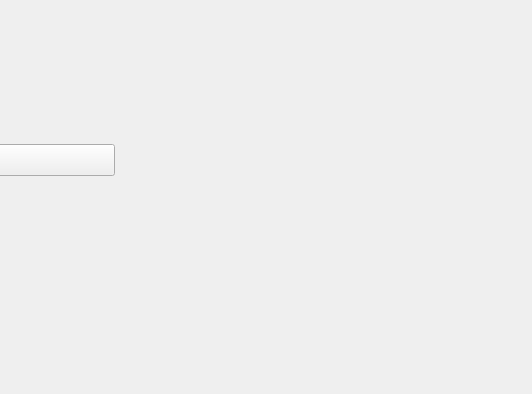
Old version of the form main.ui in the repository Najer-jril/OFF-SCORE; both pictures show x 801 to 1333 and y 256 to 650 of the 1333 by 650 pixel window.
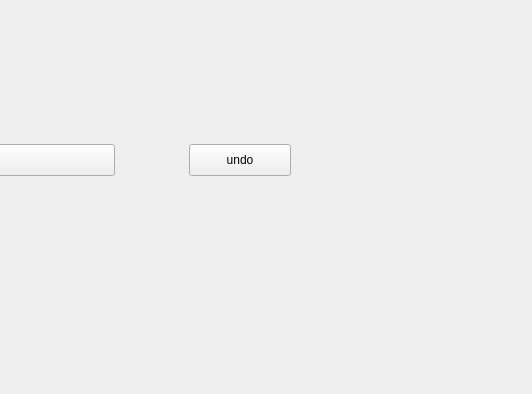
New version of the form. The open tabs and pages were chosen to show the change. Icons and pictures are not drawn. Custom widgets are drawn as their Qt base class.

Commit message: undo_btn

Patch:
```diff
--- a/main.ui
+++ b/main.ui
@@ -2387,6 +2387,19 @@
       </rect>
      </property>
     </widget>
+    <widget class="PushButton" name="undo_btn">
+     <property name="geometry">
+      <rect>
+       <x>990</x>
+       <y>400</y>
+       <width>102</width>
+       <height>32</height>
+      </rect>
+     </property>
+     <property name="text">
+      <string>undo</string>
+     </property>
+    </widget>
     <zorder>admbg</zorder>
     <zorder>PushButton_4</zorder>
     <zorder>prodi_a</zorder>
```
Left out of the diff: 3 changed lines with no effect on the pictures. The commit also changes 1 other file.
